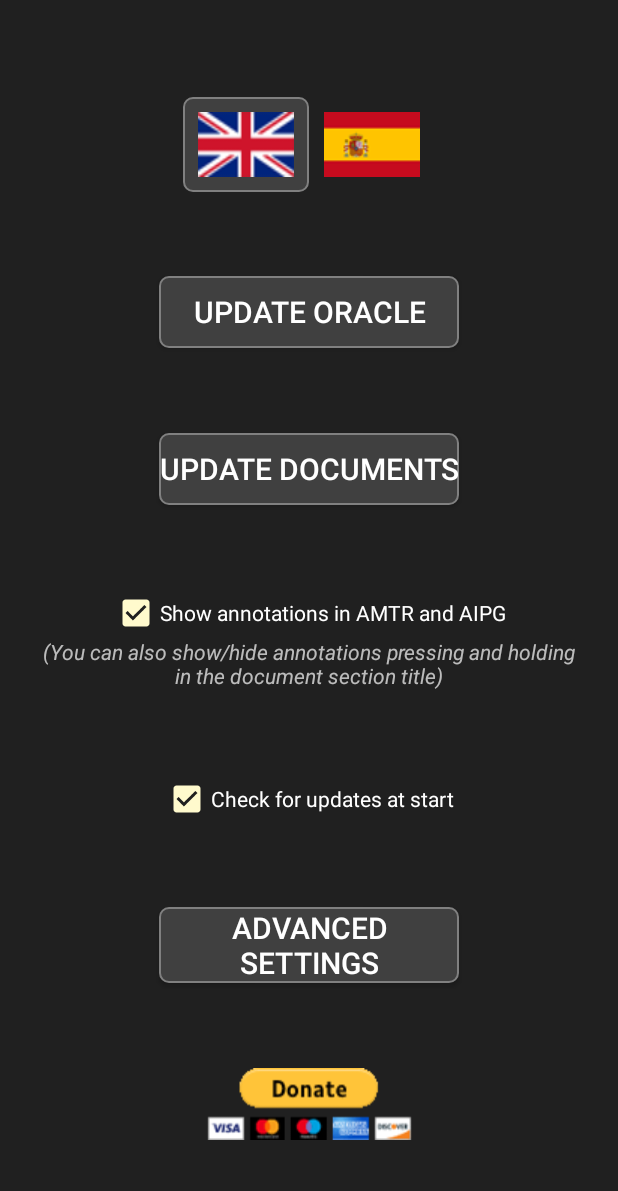
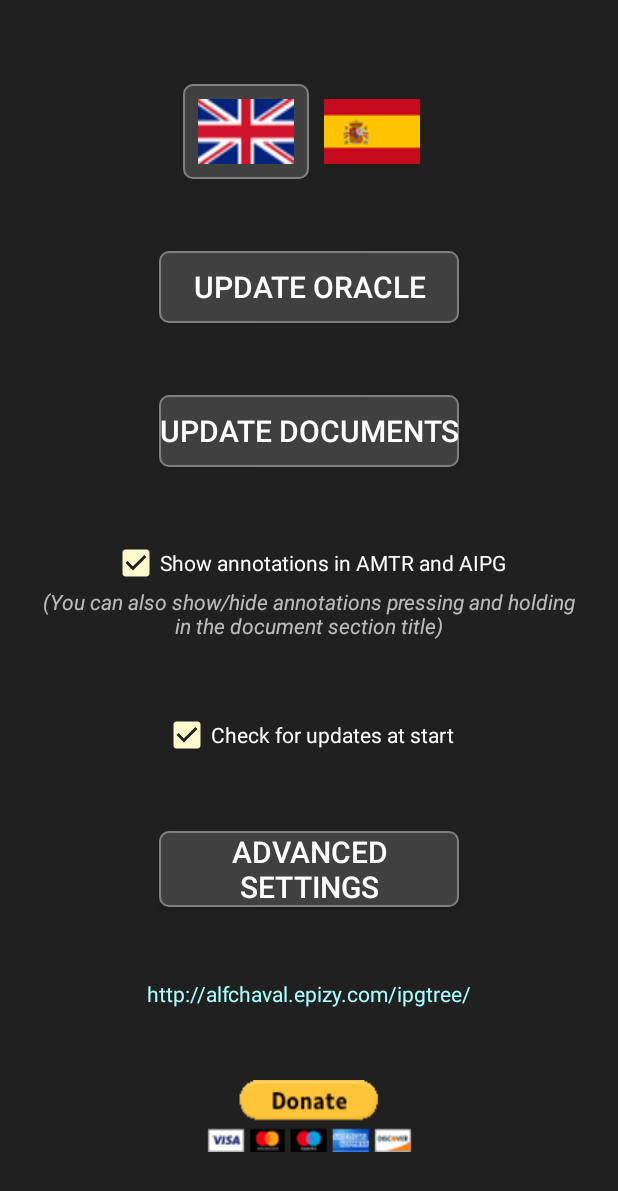
Before and after one commit to alfchaval/IPGTree, an Android app: the SettingsActivity screen opened directly, with no data from a screen before it, on a phone screen of 412 x 824 dp. Shown: the top 1191 px of the screen. Run offline under Robolectric (Android 15) with nearby library versions, the phone set to English and light mode, and no system bars; 1 statement that could not run was skipped.

Commit message:
check updates done

```diff
--- a/app/src/main/java/mtg/judge/ipgtree/Activities/MainActivity.java
+++ b/app/src/main/java/mtg/judge/ipgtree/Activities/MainActivity.java
@@ -1,7 +1,6 @@
 package mtg.judge.ipgtree.Activities;
 
 import android.app.AlertDialog;
-import android.content.DialogInterface;
 import android.content.Intent;
 import android.content.SharedPreferences;
 import android.os.AsyncTask;
@@ -302,7 +301,7 @@ public class MainActivity extends AppCompatActivity {
             super.onPostExecute(s);
             if(message != null) {
                 alertDialog.setTitle(Repository.StringMap(74));
-                alertDialog.setMessage("Descarga la actualización, coño");
+                alertDialog.setMessage(message);
                 alertDialog.show();
             }
         }
--- a/app/src/main/java/mtg/judge/ipgtree/Activities/SettingsActivity.java
+++ b/app/src/main/java/mtg/judge/ipgtree/Activities/SettingsActivity.java
@@ -16,6 +16,7 @@ import android.support.annotation.Nullable;
 import android.support.v4.app.ActivityCompat;
 import android.support.v4.content.ContextCompat;
 import android.support.v7.app.AppCompatActivity;
+import android.text.method.LinkMovementMethod;
 import android.util.Log;
 import android.util.Pair;
 import android.view.View;
@@ -53,7 +54,7 @@ public class SettingsActivity extends AppCompatActivity {
 
     private Button btn_update_oracle, btn_update_documents, btn_en_language, btn_es_language, btn_donate, btn_advanced;
     private CheckBox cb_annotations, cb_update;
-    private TextView txv_annotations;
+    private TextView txv_annotations, txv_web;
     private LinearLayout ll_en_language, ll_es_language;
 
     private String startingLanguage;
@@ -82,6 +83,7 @@ public class SettingsActivity extends AppCompatActivity {
         cb_annotations = findViewById(R.id.cb_annotations);
         cb_update = findViewById(R.id.cb_update);
         txv_annotations = findViewById(R.id.txv_annotations);
+        txv_web = findViewById(R.id.txv_web);
         ll_en_language = findViewById(R.id.ll_en_language);
         ll_es_language = findViewById(R.id.ll_es_language);
     }
@@ -195,6 +197,15 @@ public class SettingsActivity extends AppCompatActivity {
                 enableButtons(false);
                 Intent intent = new Intent(SettingsActivity.this, AdvancedSettingsActivity.class);
                 startActivityForResult(intent, 1);
+            }
+        });
+        txv_web.setMovementMethod(LinkMovementMethod.getInstance());
+        txv_web.setOnClickListener(new View.OnClickListener() {
+            @Override
+            public void onClick(View view) {
+                Intent browserIntent = new Intent(Intent.ACTION_VIEW);
+                browserIntent.setData(Uri.parse(((TextView)view).getText().toString()));
+                startActivity(browserIntent);
             }
         });
     }
--- a/app/src/main/java/mtg/judge/ipgtree/Repository.java
+++ b/app/src/main/java/mtg/judge/ipgtree/Repository.java
@@ -12,7 +12,7 @@ import static android.content.Context.MODE_PRIVATE;
 
 public class Repository {
 
-    private static int appVersion = 20191110;
+    private static int appVersion = 20191113;
     public static int lastNews;
 
     //URLs
--- a/app/src/main/res/layout/activity_settings.xml
+++ b/app/src/main/res/layout/activity_settings.xml
@@ -137,10 +137,22 @@
         app:layout_constraintStart_toStartOf="parent"
         app:layout_constraintEnd_toEndOf="parent"
         app:layout_constraintTop_toBottomOf="@+id/ll_updates"
-        app:layout_constraintBottom_toTopOf="@+id/btn_donate"
+        app:layout_constraintBottom_toTopOf="@+id/txv_web"
         android:background="@drawable/answer_background_parent"
         android:textColor="@color/colorText"
         android:textSize="20dp"
+        />
+
+    <TextView
+        android:id="@+id/txv_web"
+        android:layout_width="wrap_content"
+        android:layout_height="wrap_content"
+        app:layout_constraintStart_toStartOf="parent"
+        app:layout_constraintEnd_toEndOf="parent"
+        app:layout_constraintTop_toBottomOf="@+id/btn_advanced"
+        app:layout_constraintBottom_toTopOf="@+id/btn_donate"
+        android:text="http://alfchaval.epizy.com/ipgtree/"
+        android:textColor="@color/colorLink"
         />
 
     <Button
@@ -149,7 +161,7 @@
         android:layout_height="wrap_content"
         app:layout_constraintStart_toStartOf="parent"
         app:layout_constraintEnd_toEndOf="parent"
-        app:layout_constraintTop_toBottomOf="@+id/btn_advanced"
+        app:layout_constraintTop_toBottomOf="@+id/txv_web"
         app:layout_constraintBottom_toBottomOf="parent"
         android:background="@drawable/donate"
         />
```
Also changed, not shown: 2 other files.
